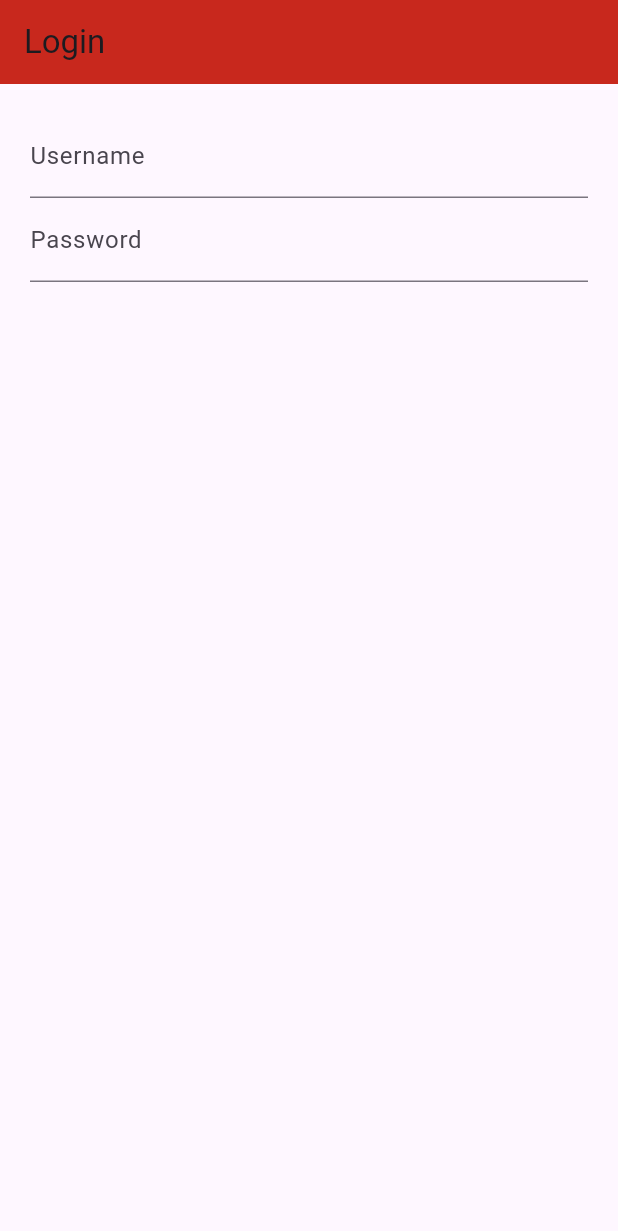
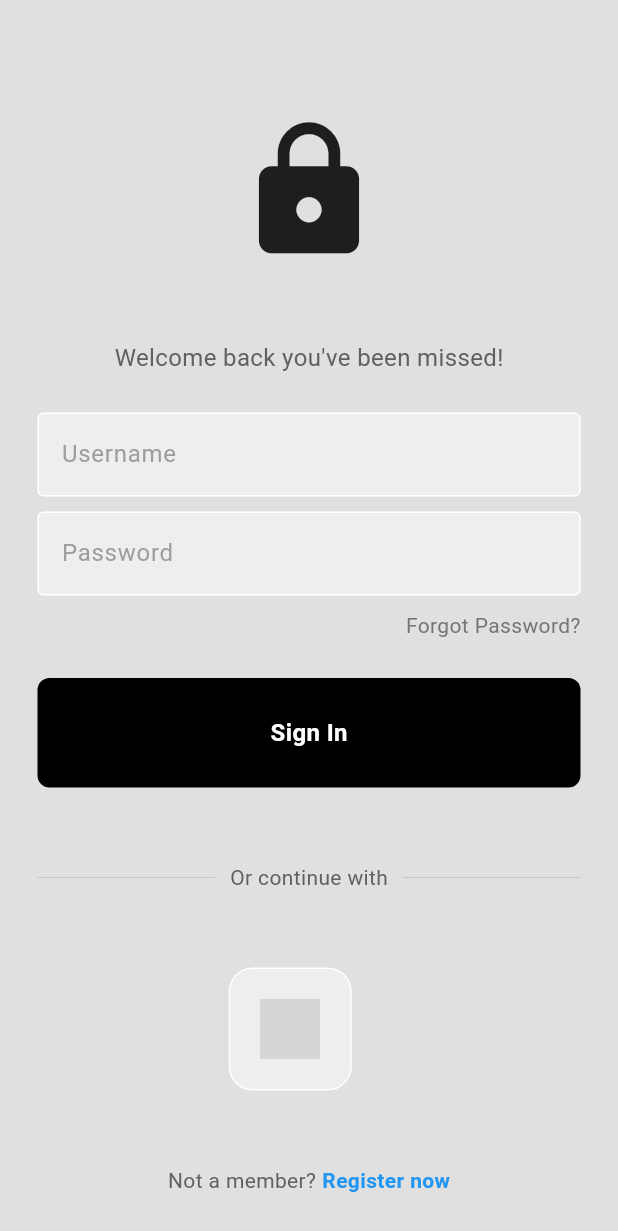
Before and after one commit to LogicErr0r/CSC-3400-Project, a Flutter app: the LoginPage screen opened directly, on a phone screen of 412 x 824 dp. Shown: the top 1231 px of the screen. Run offline on Flutter 3.47's test engine with Material 3 defaults, Android fonts, the light colour scheme and no system bars; our stand-ins replace firebase_auth, firebase_core; accounts and stored records are empty; grey boxes are pictures that could not be loaded.

Commit message:
Added Login page splash page and main page

```diff
--- /dev/null
+++ b/lib/components/loginButton.dart
@@ -0,0 +1,32 @@
+import 'package:flutter/material.dart';
+
+class MyButton extends StatelessWidget {
+  final Function()? onTap;
+
+  const MyButton({super.key, required this.onTap});
+
+  @override
+  Widget build(BuildContext context) {
+    return GestureDetector(
+      onTap: onTap,
+      child: Container(
+        padding: const EdgeInsets.all(25),
+        margin: const EdgeInsets.symmetric(horizontal: 25),
+        decoration: BoxDecoration(
+          color: Colors.black,
+          borderRadius: BorderRadius.circular(8),
+        ),
+        child: const Center(
+          child: Text(
+            "Sign In",
+            style: TextStyle(
+              color: Colors.white,
+              fontWeight: FontWeight.bold,
+              fontSize: 16,
+            ),
+          ),
+        ),
+      ),
+    );
+  }
+}
--- /dev/null
+++ b/lib/components/loginTextfeild.dart
@@ -0,0 +1,36 @@
+import 'package:flutter/material.dart';
+
+class MyTextField extends StatelessWidget {
+  final controller;
+  final String hintText;
+  final bool obscureText;
+
+  const MyTextField({
+    super.key,
+    required this.controller,
+    required this.hintText,
+    required this.obscureText,
+  });
+
+  @override
+  Widget build(BuildContext context) {
+    return Padding(
+      padding: const EdgeInsets.symmetric(horizontal: 25.0),
+      child: TextField(
+        controller: controller,
+        obscureText: obscureText,
+        decoration: InputDecoration(
+            enabledBorder: const OutlineInputBorder(
+              borderSide: BorderSide(color: Colors.white),
+            ),
+            focusedBorder: OutlineInputBorder(
+              borderSide: BorderSide(color: Colors.grey.shade400),
+            ),
+            fillColor: Colors.grey.shade200,
+            filled: true,
+            hintText: hintText,
+            hintStyle: TextStyle(color: Colors.grey[500])),
+      ),
+    );
+  }
+}
--- /dev/null
+++ b/lib/components/loginTitle.dart
@@ -0,0 +1,25 @@
+import 'package:flutter/material.dart';
+
+class SquareTile extends StatelessWidget {
+  final String imagePath;
+  const SquareTile({
+    super.key,
+    required this.imagePath,
+  });
+
+  @override
+  Widget build(BuildContext context) {
+    return Container(
+      padding: EdgeInsets.all(20),
+      decoration: BoxDecoration(
+        border: Border.all(color: Colors.white),
+        borderRadius: BorderRadius.circular(16),
+        color: Colors.grey[200],
+      ),
+      child: Image.asset(
+        imagePath,
+        height: 40,
+      ),
+    );
+  }
+}
--- a/lib/login.dart
+++ b/lib/login.dart
@@ -1,44 +1,182 @@
+import 'package:firebase_auth/firebase_auth.dart';
 import 'package:flutter/material.dart';
-
-void main() {
-  runApp(Login());
-}
-
-class Login extends StatelessWidget {
-  @override
-  Widget build(BuildContext context) {
-    return MaterialApp(
-      home: LoginPage(),
-    );
-  }
-}
+import 'package:mocsmunchv2/components/loginButton.dart';
+import 'package:mocsmunchv2/components/loginTextfeild.dart';
+import 'package:mocsmunchv2/components/loginTitle.dart';
 
 class LoginPage extends StatefulWidget {
+  LoginPage({super.key});
+
   @override
-  _LoginPageState createState() => _LoginPageState();
+  State<LoginPage> createState() => _LoginPageState();
 }
 
 class _LoginPageState extends State<LoginPage> {
+  // text editing controllers
+  final usernameController = TextEditingController();
+
+  final passwordController = TextEditingController();
+
+  // sign user in method
+  void signUserIn() async{
+
+    //loading circle
+    showDialog(context: context, builder: (context){
+      return const Center(
+        child: CircularProgressIndicator(),
+      );
+
+    },
+    );
+
+
+    await FirebaseAuth.instance.signInWithEmailAndPassword(
+      email: usernameController.text,
+      password: passwordController.text,
+
+    );
+
+    //pop the load circle
+    Navigator.pop(context);
+  }
+
   @override
   Widget build(BuildContext context) {
     return Scaffold(
-      appBar: AppBar(
-        backgroundColor: const Color.fromARGB(255, 200, 40, 29),
-        title: Text('Login'),
-      ),
-      body: Container(
-        padding: EdgeInsets.all(20.0),
-        child: Column(
-          children: <Widget>[
-            TextFormField(
-              decoration: InputDecoration(labelText: 'Username'),
-            ),
-            TextFormField(
-              decoration: InputDecoration(labelText: 'Password'),
-              obscureText: true,
-              obscuringCharacter: "*",
-            ),
-          ],
+      backgroundColor: Colors.grey[300],
+      body: SafeArea(
+        child: Center(
+          child: Column(
+            mainAxisAlignment: MainAxisAlignment.center,
+            children: [
+              const SizedBox(height: 50),
+
+              // logo
+              const Icon(
+                Icons.lock,
+                size: 100,
+              ),
+
+              const SizedBox(height: 50),
+
+              // welcome back, you've been missed!
+              Text(
+                'Welcome back you\'ve been missed!',
+                style: TextStyle(
+                  color: Colors.grey[700],
+                  fontSize: 16,
+                ),
+              ),
+
+              const SizedBox(height: 25),
+
+              // username textfield
+              MyTextField(
+                controller: usernameController,
+                hintText: 'Username',
+                obscureText: false,
+              ),
+
+              const SizedBox(height: 10),
+
+              // password textfield
+              MyTextField(
+                controller: passwordController,
+                hintText: 'Password',
+                obscureText: true,
+              ),
+
+              const SizedBox(height: 10),
+
+              // forgot password?
+              Padding(
+                padding: const EdgeInsets.symmetric(horizontal: 25.0),
+                child: Row(
+                  mainAxisAlignment: MainAxisAlignment.end,
+                  children: [
+                    Text(
+                      'Forgot Password?',
+                      style: TextStyle(color: Colors.grey[600]),
+                    ),
+                  ],
+                ),
+              ),
+
+              const SizedBox(height: 25),
+
+              // sign in button
+              MyButton(
+                onTap: signUserIn,
+              ),
+
+              const SizedBox(height: 50),
+
+              // or continue with
+              Padding(
+                padding: const EdgeInsets.symmetric(horizontal: 25.0),
+                child: Row(
+                  children: [
+                    Expanded(
+                      child: Divider(
+                        thickness: 0.5,
+                        color: Colors.grey[400],
+                      ),
+                    ),
+                    Padding(
+                      padding: const EdgeInsets.symmetric(horizontal: 10.0),
+                      child: Text(
+                        'Or continue with',
+                        style: TextStyle(color: Colors.grey[700]),
+                      ),
+                    ),
+                    Expanded(
+                      child: Divider(
+                        thickness: 0.5,
+                        color: Colors.grey[400],
+                      ),
+                    ),
+                  ],
+                ),
+              ),
+
+              const SizedBox(height: 50),
+
+              // google + apple sign in buttons
+               Row(
+                mainAxisAlignment: MainAxisAlignment.center,
+                children: const [
+                  // google button
+                  SquareTile(imagePath: 'assets/GoogleLogo.png'),
+
+                  SizedBox(width: 25),
+
+                  // apple button
+                  //SquareTile(imagePath: 'assets/AppleLogo.png')
+                ],
+              ),
+
+              const SizedBox(height: 50),
+
+              // not a member? register now
+              Row(
+                mainAxisAlignment: MainAxisAlignment.center,
+                children: [
+                  Text(
+                    'Not a member?',
+                    style: TextStyle(color: Colors.grey[700]),
+                  ),
+                  const SizedBox(width: 4),
+                  const Text(
+                    'Register now',
+                    style: TextStyle(
+                      color: Colors.blue,
+                      fontWeight: FontWeight.bold,
+                    ),
+                  ),
+                ],
+              )
+            ],
+          ),
         ),
       ),
     );
--- a/pubspec.yaml
+++ b/pubspec.yaml
@@ -35,6 +35,8 @@
   # The following adds the Cupertino Icons font to your application.
   # Use with the CupertinoIcons class for iOS style icons.
   cupertino_icons: ^1.0.2
+  firebase_core: ^2.25.4
+  firebase_auth: ^4.17.4
 
 dev_dependencies:
   flutter_test:
@@ -58,7 +60,9 @@
   # the material Icons class.
   uses-material-design: true
   assets:
-    - assets/Splashscrenimage.png
+    - lib/assets/Splashscrenimage.png
+    - lib/assets/GoogleLogo.png
+    - lib/assets/AppleLogo.png
   # To add assets to your application, add an assets section, like this:
   # assets:
   #   - images/a_dot_burr.jpeg
```
Also changed, not shown: lib/authpage.dart (added, +32 -0 lines), lib/homepage.dart (added, +34 -0 lines), lib/main.dart (+13 -9 lines), lib/splash.dart (+11 -6 lines), lib/assets/AppleLogo.png (added), lib/assets/GoogleLogo.png (added), lib/assets/Splashscrenimage.png (renamed from assets/Splashscrenimage.png), lib/firebase_options.dart (added), pubspec.lock, 8 other files.
